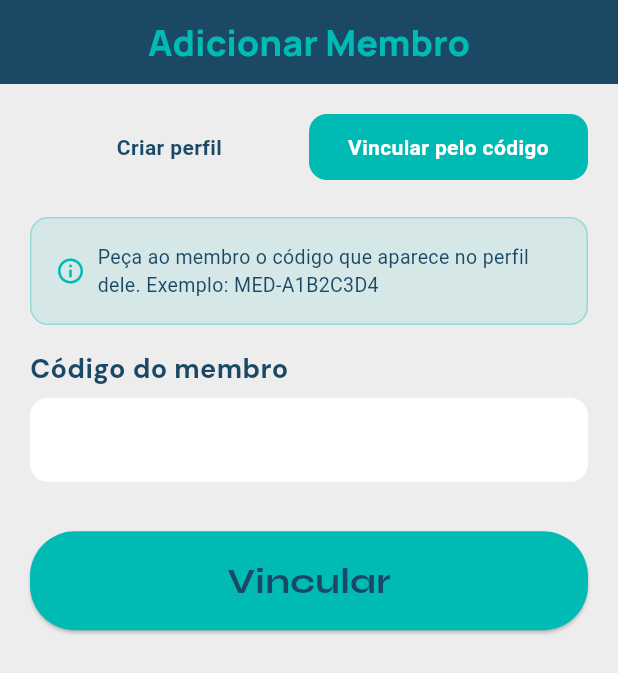
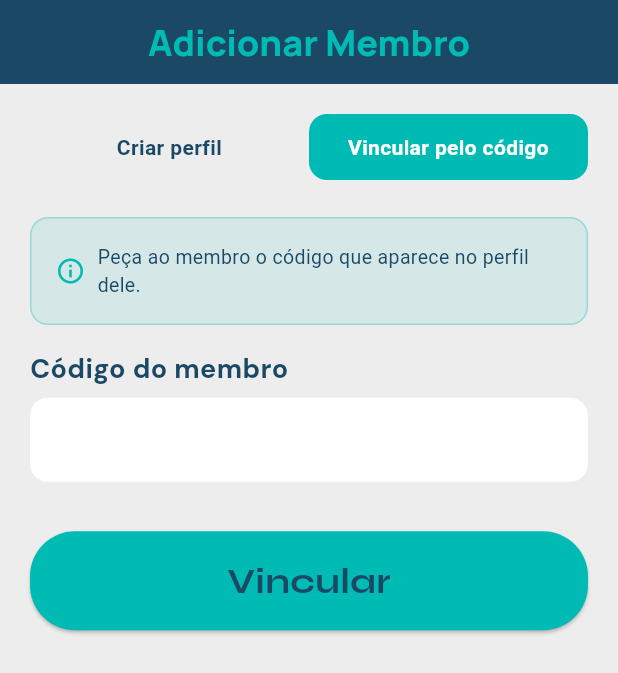
Before and after one commit to larybino/MedApp, a Flutter app: the CreateMemberScreen screen opened by its route, after a tap on "Vincular pelo código", on a phone screen of 412 x 824 dp. Shown: the top 673 px of the screen. Run offline on Flutter 3.47's test engine with Material 3 defaults, Android fonts, the phone set to English and light mode, and no system bars; our stand-ins replace dio, flutter_secure_storage, go_router, google_fonts, image_picker, mask_text_input_formatter; accounts and stored records are empty.

Commit message:
fix(frontend): fix screens

```diff
--- a/frontend/lib/features/members/screens/create_members_screen.dart
+++ b/frontend/lib/features/members/screens/create_members_screen.dart
@@ -169,7 +169,7 @@ class _CreateMemberScreenState extends State<CreateMemberScreen> {
                     const SizedBox(width: 8),
                     Expanded(
                       child: Text(
-                        'Peça ao membro o código que aparece no perfil dele. Exemplo: MED-A1B2C3D4',
+                        'Peça ao membro o código que aparece no perfil dele.',
                         style: TextStyle(
                           color: AppColors.secondary,
                           fontSize: 13,
--- a/frontend/lib/features/settings/screens/settings_screen.dart
+++ b/frontend/lib/features/settings/screens/settings_screen.dart
@@ -156,6 +156,7 @@ class _SettingsScreenState extends State<SettingsScreen> {
                       await AuthService().logout();
                       if (mounted) context.go(Routes.splash);
                     },
+                    textColor: AppColors.secondary,
                   ),
                 ],
               ),
--- a/frontend/lib/features/user/screens/user_profile_screen.dart
+++ b/frontend/lib/features/user/screens/user_profile_screen.dart
@@ -122,6 +122,8 @@ class _UserProfileScreenState extends State<UserProfileScreen> {
                             const Divider(height: 32),
                             InfoRow(icon: Icons.wc, label: "Gênero", value: formattedGender),
                             const Divider(height: 32),
+                            InfoRow(icon: Icons.monitor_weight, label: "Peso", value: user?.weight != null ? "${user!.weight} kg" : ""),
+                            const Divider(height: 32),
                             InfoRow(icon: Icons.health_and_safety, label: "Associação/Classe", value: user?.association ?? ""),
                             if (user?.role == 'MEMBER')
                             InfoRow(
```
